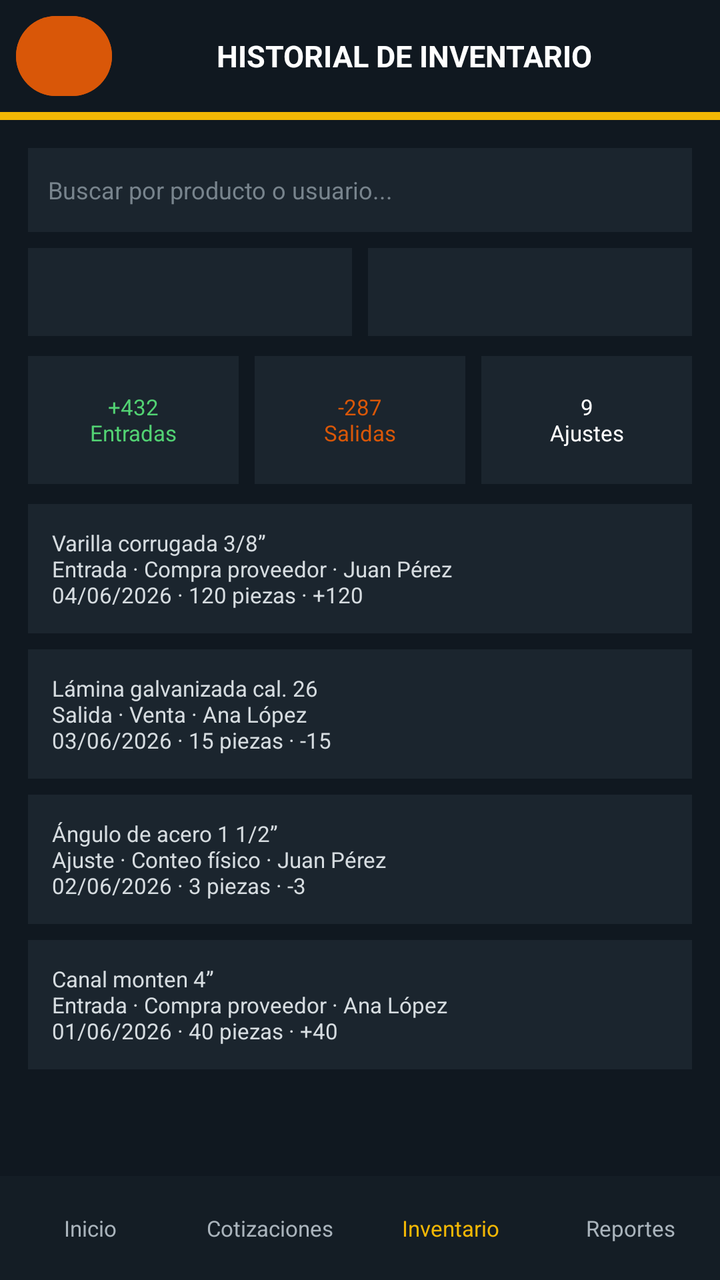
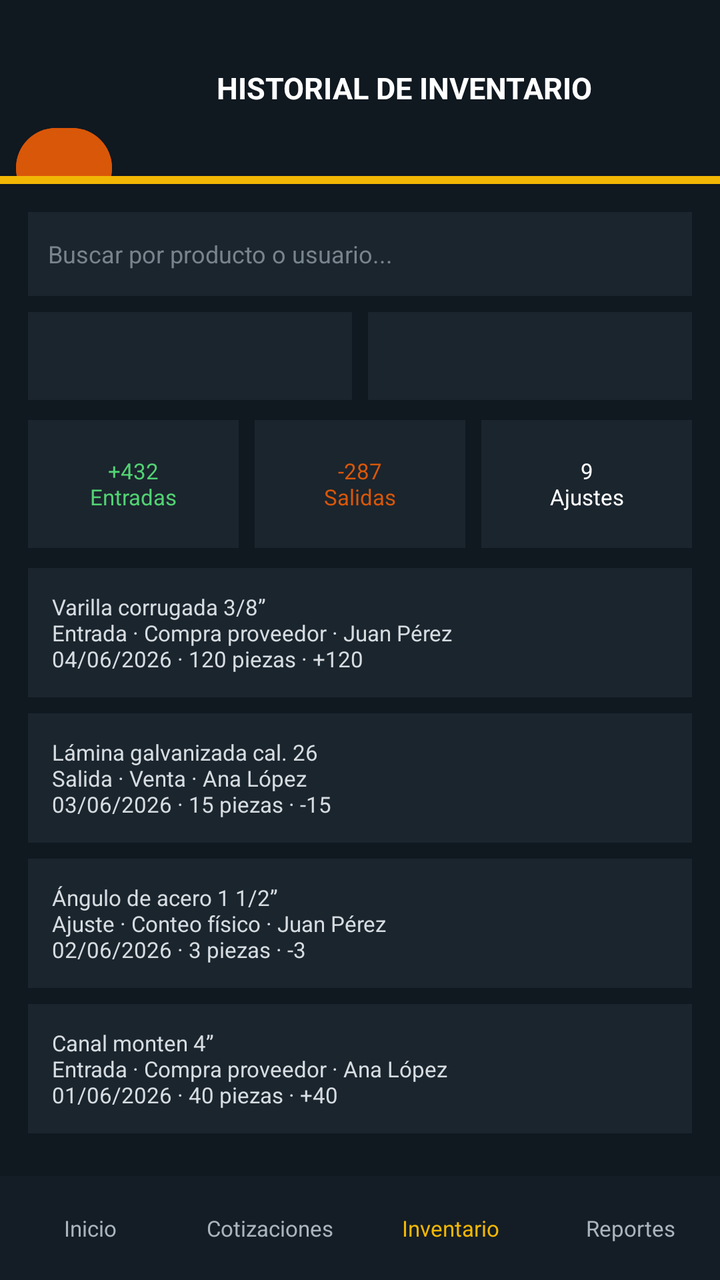

The first picture is an Android layout as it rendered before a commit; the second is the same layout after the commit. The layout source and the unified diff follow.
<!-- AndroidManifest.xml: application theme Theme.Aceroswecorp -->
<!-- res/layout/activity_historial_inventario.xml -->
<?xml version="1.0" encoding="utf-8"?>
<LinearLayout xmlns:android="http://schemas.android.com/apk/res/android"
    android:id="@+id/screen_root"
    android:layout_width="match_parent"
    android:layout_height="match_parent"
    android:background="#101820"
    android:orientation="vertical">

    <LinearLayout
        android:layout_width="match_parent"
        android:layout_height="56dp"
        android:gravity="center_vertical"
        android:orientation="horizontal"
        android:paddingStart="8dp"
        android:paddingEnd="12dp">

        <Button
            android:id="@+id/screen_back"
            android:layout_width="48dp"
            android:layout_height="48dp"
            android:backgroundTint="#D95708"
            android:contentDescription="@string/back"
            android:text="@string/back_arrow"
            android:textColor="#FFFFFF"
            android:textSize="24sp" />

        <TextView
            android:layout_width="0dp"
            android:layout_height="wrap_content"
            android:layout_weight="1"
            android:gravity="center"
            android:text="HISTORIAL DE INVENTARIO"
            android:textColor="#FFFFFF"
            android:textSize="15sp"
            android:textStyle="bold" />
    </LinearLayout>

    <TextView android:layout_width="match_parent" android:layout_height="4dp" android:background="#F2B705" />

    <ScrollView
        android:layout_width="match_parent"
        android:layout_height="0dp"
        android:layout_weight="1">

        <LinearLayout
            android:layout_width="match_parent"
            android:layout_height="wrap_content"
            android:orientation="vertical"
            android:padding="14dp">

            <EditText android:layout_width="match_parent" android:layout_height="42dp" android:background="#1B252E" android:hint="Buscar por producto o usuario..." android:padding="10dp" android:textColor="#FFFFFF" android:textColorHint="#78848D" android:textSize="12sp" />
            <LinearLayout android:layout_width="match_parent" android:layout_height="44dp" android:layout_marginTop="8dp" android:orientation="horizontal">
                <Spinner android:layout_width="0dp" android:layout_height="match_parent" android:layout_marginEnd="4dp" android:layout_weight="1" android:background="#1B252E" android:prompt="@string/all_inventory_movements" />
                <Spinner android:layout_width="0dp" android:layout_height="match_parent" android:layout_marginStart="4dp" android:layout_weight="1" android:background="#1B252E" android:prompt="@string/last_30_days" />
            </LinearLayout>

            <LinearLayout android:layout_width="match_parent" android:layout_height="64dp" android:layout_marginTop="10dp" android:orientation="horizontal">
                <TextView android:layout_width="0dp" android:layout_height="match_parent" android:layout_marginEnd="4dp" android:layout_weight="1" android:background="#1B252E" android:gravity="center" android:text="+432&#10;Entradas" android:textColor="#52D273" android:textSize="11sp" />
                <TextView android:layout_width="0dp" android:layout_height="match_parent" android:layout_marginStart="4dp" android:layout_marginEnd="4dp" android:layout_weight="1" android:background="#1B252E" android:gravity="center" android:text="-287&#10;Salidas" android:textColor="#D95708" android:textSize="11sp" />
                <TextView android:layout_width="0dp" android:layout_height="match_parent" android:layout_marginStart="4dp" android:layout_weight="1" android:background="#1B252E" android:gravity="center" android:text="9&#10;Ajustes" android:textColor="#FFFFFF" android:textSize="11sp" />
            </LinearLayout>

            <TextView android:layout_width="match_parent" android:layout_height="wrap_content" android:layout_marginTop="10dp" android:background="#1B252E" android:padding="12dp" android:text="Varilla corrugada 3/8”&#10;Entrada · Compra proveedor · Juan Pérez&#10;04/06/2026 · 120 piezas · +120" android:textColor="#D6DCE0" android:textSize="11sp" />
            <TextView android:layout_width="match_parent" android:layout_height="wrap_content" android:layout_marginTop="8dp" android:background="#1B252E" android:padding="12dp" android:text="Lámina galvanizada cal. 26&#10;Salida · Venta · Ana López&#10;03/06/2026 · 15 piezas · -15" android:textColor="#D6DCE0" android:textSize="11sp" />
            <TextView android:layout_width="match_parent" android:layout_height="wrap_content" android:layout_marginTop="8dp" android:background="#1B252E" android:padding="12dp" android:text="Ángulo de acero 1 1/2”&#10;Ajuste · Conteo físico · Juan Pérez&#10;02/06/2026 · 3 piezas · -3" android:textColor="#D6DCE0" android:textSize="11sp" />
            <TextView android:layout_width="match_parent" android:layout_height="wrap_content" android:layout_marginTop="8dp" android:background="#1B252E" android:padding="12dp" android:text="Canal monten 4”&#10;Entrada · Compra proveedor · Ana López&#10;01/06/2026 · 40 piezas · +40" android:textColor="#D6DCE0" android:textSize="11sp" />
        </LinearLayout>
    </ScrollView>

    <LinearLayout android:layout_width="match_parent" android:layout_height="52dp" android:background="#141D25" android:gravity="center" android:orientation="horizontal">
        <TextView android:id="@+id/nav_inicio" android:layout_width="0dp" android:layout_height="match_parent" android:layout_weight="1" android:gravity="center" android:text="Inicio" android:textColor="#AAB4BC" android:textSize="11sp" />
        <TextView android:id="@+id/nav_cotizaciones" android:layout_width="0dp" android:layout_height="match_parent" android:layout_weight="1" android:gravity="center" android:text="Cotizaciones" android:textColor="#AAB4BC" android:textSize="11sp" />
        <TextView android:id="@+id/nav_inventario" android:layout_width="0dp" android:layout_height="match_parent" android:layout_weight="1" android:gravity="center" android:text="Inventario" android:textColor="#F2B705" android:textSize="11sp" />
        <TextView android:id="@+id/nav_reportes" android:layout_width="0dp" android:layout_height="match_parent" android:layout_weight="1" android:gravity="center" android:text="Reportes" android:textColor="#AAB4BC" android:textSize="11sp" />
    </LinearLayout>
</LinearLayout>
<!-- resources referenced by this layout -->
<resources>
  <string name="all_inventory_movements">Todos los movimientos</string>
  <string name="back">Volver</string>
  <string name="back_arrow">‹</string>
  <string name="last_30_days">Últimos 30 días</string>
  <style name="Theme.Aceroswecorp" parent="Base.Theme.Aceroswecorp" />
  <style name="Base.Theme.Aceroswecorp" parent="Theme.Material3.DayNight.NoActionBar">
          
          
      </style>
</resources>

<!-- the commit's change to res/layout/activity_historial_inventario.xml (unified diff, before → after) -->
@@ -8,7 +8,7 @@
 
     <LinearLayout
         android:layout_width="match_parent"
-        android:layout_height="56dp"
+        android:layout_height="wrap_content"
         android:gravity="center_vertical"
         android:orientation="horizontal"
         android:paddingStart="8dp"
@@ -20,6 +20,7 @@
             android:layout_height="48dp"
             android:backgroundTint="#D95708"
             android:contentDescription="@string/back"
+            android:layout_marginTop="40dp"
             android:text="@string/back_arrow"
             android:textColor="#FFFFFF"
             android:textSize="24sp" />
